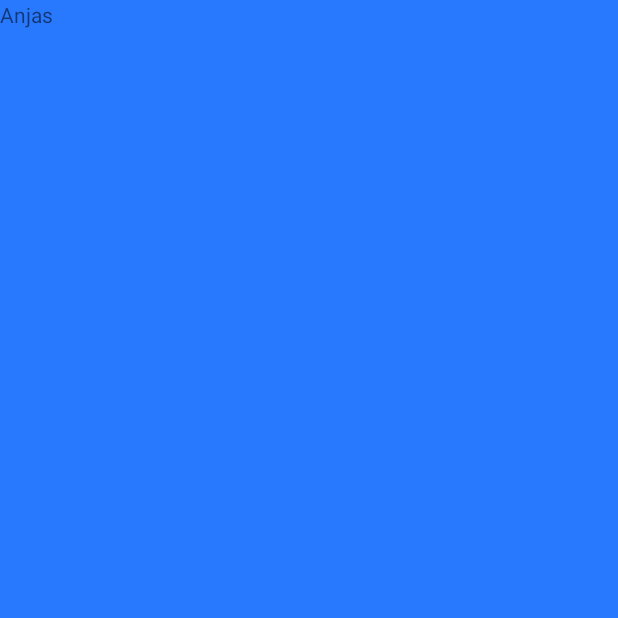
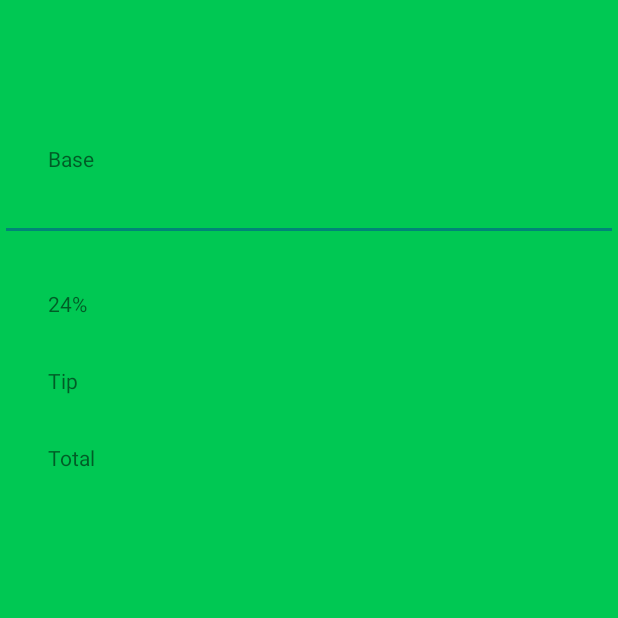
Before and after one commit to Anjasfedo/tippie, an Android app built with Jetpack Compose: the screen it shows after launch (MainActivity), on a phone screen of 412 x 824 dp, the top half of it. Before the commit the part shown is almost empty. Run offline under Robolectric (Android 15) with nearby library versions, the phone set to English and light mode, and no system bars.

Commit message:
feat: base layout

```diff
--- a/app/src/main/res/layout/activity_main.xml
+++ b/app/src/main/res/layout/activity_main.xml
@@ -1,13 +1,54 @@
 <?xml version="1.0" encoding="utf-8"?>
 <LinearLayout xmlns:android="http://schemas.android.com/apk/res/android"
+    xmlns:tools="http://schemas.android.com/tools"
     android:layout_width="match_parent"
     android:layout_height="match_parent"
-    android:background="#2979FF"
-    android:orientation="vertical">
+    android:background="#00C853"
+    android:orientation="vertical"
+    android:paddingTop="48dp">
 
     <TextView
         android:id="@+id/tvBaseLabel"
+        android:layout_width="wrap_content"
+        android:layout_height="wrap_content"
+        android:layout_marginLeft="32dp"
+        android:layout_marginTop="48dp"
+        android:baselineAligned="true"
+        android:text="Base" />
+
+
+    <EditText
+        android:id="@+id/editTextNumberDecimal"
         android:layout_width="match_parent"
-        android:layout_height="32dp"
-        android:text="Anjas" />
+        android:layout_height="wrap_content"
+        android:ems="10"
+        android:inputType="numberDecimal" />
+
+    <TextView
+        android:id="@+id/tvTipPercentLabel"
+        android:layout_width="wrap_content"
+        android:layout_height="wrap_content"
+        android:layout_marginLeft="32dp"
+        android:layout_marginTop="32dp"
+        android:baselineAligned="false"
+        android:text="24%" />
+
+    <TextView
+        android:id="@+id/tvTipLabel"
+        android:layout_width="wrap_content"
+        android:layout_height="wrap_content"
+        android:layout_marginLeft="32dp"
+        android:layout_marginTop="32dp"
+        android:baselineAligned="false"
+        android:text="Tip" />
+
+    <TextView
+        android:id="@+id/tvTotalLabel"
+        android:layout_width="wrap_content"
+        android:layout_height="wrap_content"
+        android:layout_marginLeft="32dp"
+        android:layout_marginTop="32dp"
+        android:baselineAligned="false"
+        android:text="Total" />
+
 </LinearLayout>
```
